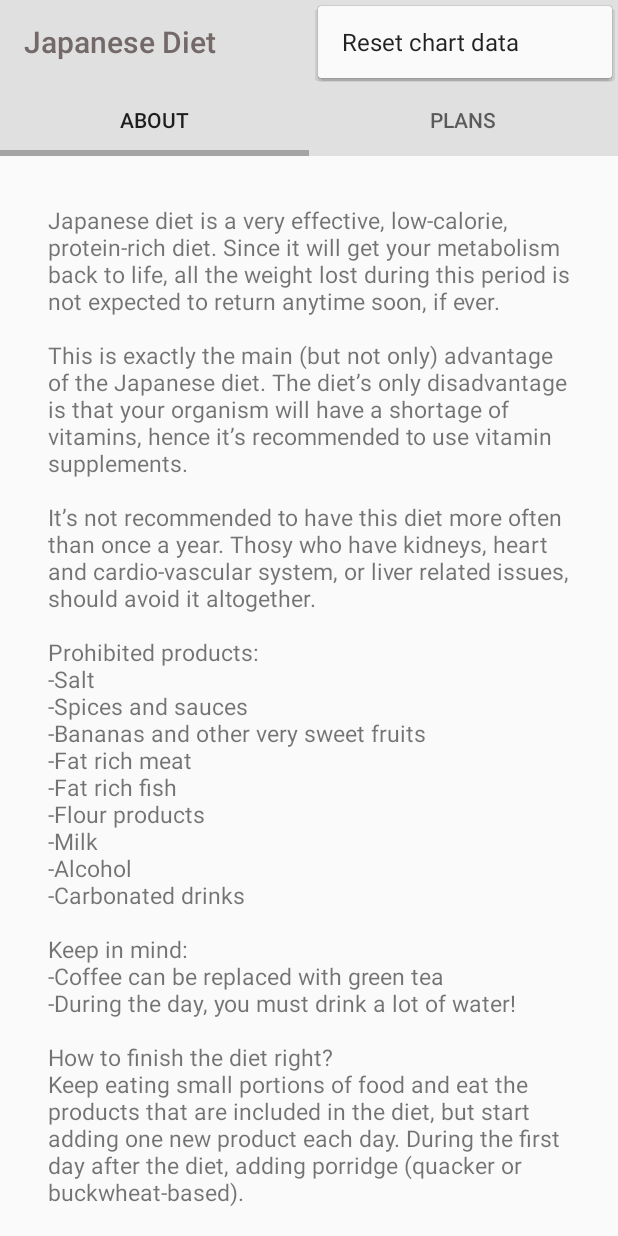
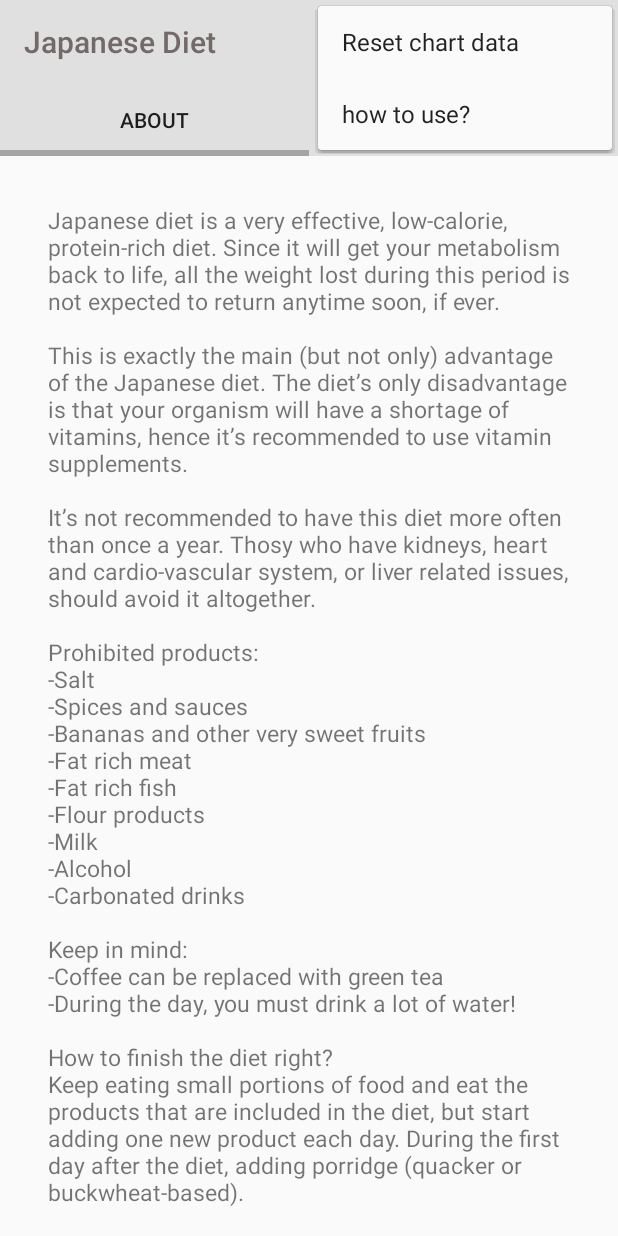
Before and after one commit to degluttiat/JD, an Android app: the screen it shows after launch (MainActivity), with the options menu open, on a phone screen of 412 x 824 dp. Run offline under Robolectric (Android 15) with nearby library versions, the phone set to English and light mode, and no system bars.

Commit message:
Added "how to use?" menu

```diff
--- a/app/src/main/java/com/example/jd/FragmentRecyclerView.java
+++ b/app/src/main/java/com/example/jd/FragmentRecyclerView.java
@@ -71,7 +71,7 @@ public class FragmentRecyclerView extends Fragment implements View.OnClickListen
         return rootView;
     }
 
-    private void setAlertDialog() {
+    public void setAlertDialog() {
         AlertDialog.Builder builder = new AlertDialog.Builder(recyclerView.getContext());
         View content = getLayoutInflater().inflate(R.layout.list_msg_dialog, null);
 
--- a/app/src/main/java/com/example/jd/MainActivity.java
+++ b/app/src/main/java/com/example/jd/MainActivity.java
@@ -66,6 +66,9 @@ public class MainActivity extends AppCompatActivity implements PlansFragment.MyF
                     fragment.createOrRefreshAdapter();
                 }
                 return true;
+            case R.id.how_to_use:
+                FragmentRecyclerView fragment2 = (FragmentRecyclerView) getSupportFragmentManager().findFragmentByTag("RecFragTag");
+                fragment2.setAlertDialog();
 
             default:
                 return super.onOptionsItemSelected(item);
--- a/app/src/main/res/menu/menu_main.xml
+++ b/app/src/main/res/menu/menu_main.xml
@@ -8,4 +8,10 @@
         android:orderInCategory="100"
         android:title="@string/reset_chart_data"
         app:showAsAction="never" />
+
+    <item
+        android:id="@+id/how_to_use"
+        android:orderInCategory="100"
+        android:title="how to use?"
+        app:showAsAction="never" />
 </menu>
--- a/app/src/main/res/values/strings.xml
+++ b/app/src/main/res/values/strings.xml
@@ -160,5 +160,5 @@
     <string name="the_most_difficult">The most difficult diet, but also the most effective in terms of weight loss</string>
     <string name="don_t_show_again">Don\'t show again</string>
     <string name="important">Important!</string>
-    <string name="_1_by_clicking_on">1. By clicking on any of the days, you will see an additional window has opened under it, in which you can specify your weight for a specified period of time. This data will immediately appear on the chart at the bottom of the page.   2. If you want to reset the chart, in the upper right corner of the application there is a menu icon, click on it, and then select the instruction - reset chart data</string>
+    <string name="_1_by_clicking_on">1. By clicking on any of the days, you will see an additional window has opened under it, in which you can specify your weight for a specified period of time. This data will immediately appear on the chart at the bottom of the page.   n\n\2. If you want to reset the chart, in the upper right corner of the application there is a menu icon, click on it, and then select the instruction - reset chart data</string>
 </resources>
```
Also changed, not shown: 2 other files.
